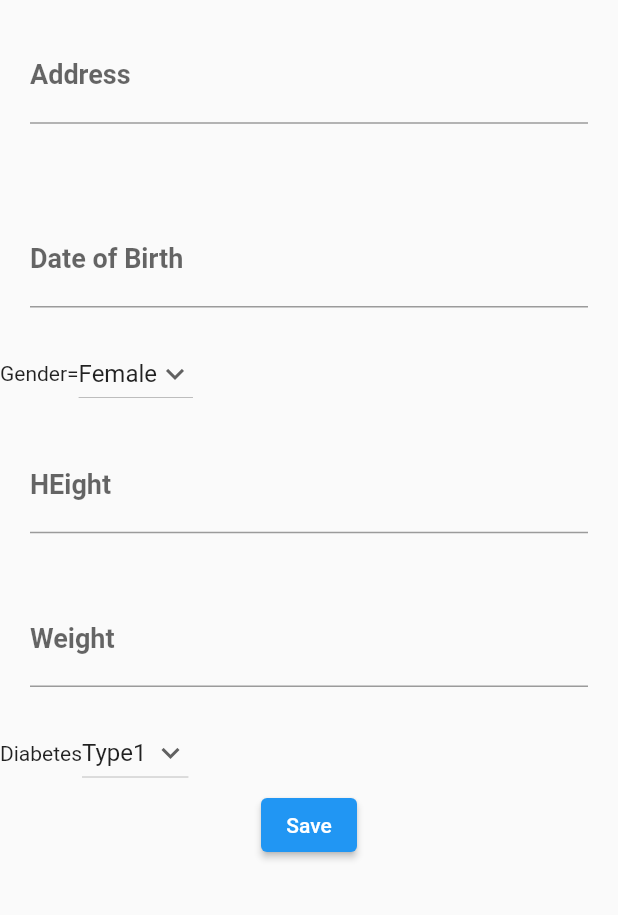
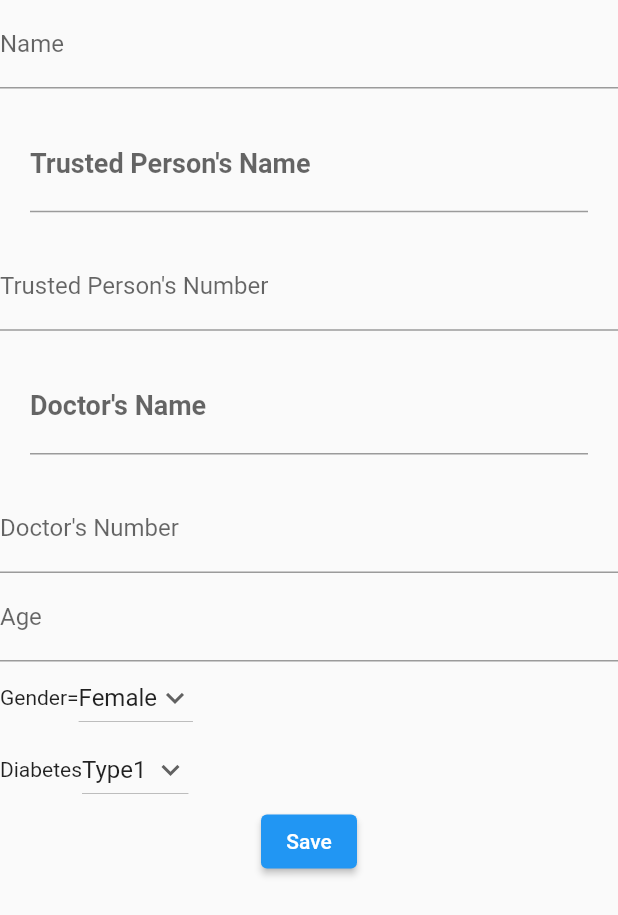
Before and after one commit to RiteshBista/sathi-app, a Flutter app: the AddDetails screen opened directly, on a phone screen of 412 x 824 dp. Shown: the top 915 px of the screen. Run offline on Flutter 3.47's test engine with Material 2 defaults, Android fonts, the light colour scheme and no system bars; our stand-ins replace cloud_firestore, email_validator, firebase_auth, firebase_core; missing offline and left inert: dart:ffi; accounts and stored records are empty.

Commit message:
Updated db input

```diff
--- a/lib/screen/adddetails.dart
+++ b/lib/screen/adddetails.dart
@@ -1,4 +1,10 @@
+import 'dart:ffi';
+
 import 'package:flutter/material.dart';
+import 'package:firebase_auth/firebase_auth.dart';
+import 'package:cloud_firestore/cloud_firestore.dart';
+import 'package:flutter/services.dart';
+import 'package:sathi_app/main.dart';
 
 class AddDetails extends StatefulWidget {
   const AddDetails({Key? key}) : super(key: key);
@@ -6,9 +12,16 @@ class AddDetails extends StatefulWidget {
   @override
   State<AddDetails> createState() => _AddDetailsState();
 }
+
 class _AddDetailsState extends State<AddDetails> {
+  String name = "Suban";
   String dropdownvalue = 'Female';
   String dropdownvalue1 = 'Type1';
+  String trustedPerson = "";
+  String doctorName = "";
+  int trusedNumber = 0;
+  int doctorNumber = 0;
+  int age = 0;
   var diabetisType = ['Type1', 'Type 2'];
   var gender = ['Male', 'Female'];
   @override
@@ -16,15 +29,44 @@ class _AddDetailsState extends State<AddDetails> {
     return Scaffold(
         body: Column(
       children: [
-        myPadding('Address'),
-        SizedBox(height: 20),
-        myPadding('Date of Birth'),
+        TextField(
+          decoration: const InputDecoration(labelText: "Name"),
+          onChanged: (value) => setState(() {
+            name = value;
+          }),
+        ),
+        myPadding("Trusted Person's Name"),
+        TextField(
+          decoration: const InputDecoration(labelText: "Trusted Person's Number"),
+          keyboardType: TextInputType.number,
+          inputFormatters: <TextInputFormatter>[FilteringTextInputFormatter.digitsOnly],
+          onChanged: (value) => setState(() {
+            trusedNumber = int.parse(value);
+          }),
+        ),
+        myPadding("Doctor's Name"),
+        TextField(
+          decoration: const InputDecoration(labelText: "Doctor's Number"),
+          keyboardType: TextInputType.number,
+          inputFormatters: <TextInputFormatter>[FilteringTextInputFormatter.digitsOnly],
+          onChanged: (value) {setState(() {
+            doctorNumber = int.parse(value);
+          });},
+        ),
+        TextField(
+          decoration: const InputDecoration(labelText: "Age"),
+          keyboardType: TextInputType.number,
+          inputFormatters: <TextInputFormatter>[FilteringTextInputFormatter.digitsOnly],
+          onChanged: (value) {setState(() {
+            age = int.parse(value);
+          });},
+        ),
         Row(
           children: [
-            Text('Gender='),
+            const Text('Gender='),
             DropdownButton(
               value: dropdownvalue,
-              icon: Icon(Icons.keyboard_arrow_down),
+              icon: const Icon(Icons.keyboard_arrow_down),
               items: gender.map((String items) {
                 return DropdownMenuItem(value: items, child: Text(items));
               }).toList(),
@@ -36,14 +78,12 @@ class _AddDetailsState extends State<AddDetails> {
             ),
           ],
         ),
-        myPadding('HEight'),
-        myPadding('Weight'),
         Row(
           children: [
-            Text('Diabetes'),
+            const Text('Diabetes'),
             DropdownButton(
               value: dropdownvalue1,
-              icon: Icon(Icons.keyboard_arrow_down),
+              icon: const Icon(Icons.keyboard_arrow_down),
               items: diabetisType.map((String items) {
                 return DropdownMenuItem(value: items, child: Text(items));
               }).toList(),
@@ -55,9 +95,32 @@ class _AddDetailsState extends State<AddDetails> {
             ),
           ],
         ),
-        ElevatedButton(onPressed: () {}, child: Text('Save')),
+        ElevatedButton(
+            onPressed: () {
+              createUserDocument();
+            },
+            child: const Text('Save')),
       ],
     ));
+  }
+
+  Future createUserDocument() async {
+    final user = FirebaseAuth.instance.currentUser;
+    CollectionReference users = FirebaseFirestore.instance.collection('users');
+    users.doc(user?.uid).set({
+      'name': name,
+      'gender': dropdownvalue,
+      'trustedNumber': trusedNumber,
+      'trustedPerson': trustedPerson,
+      'doctorName': doctorName,
+      'doctorNumber': doctorNumber,
+      'age': age,
+      'type': dropdownvalue1 == "Type1" ? true : false,
+      'email': user?.email,
+    }).then((value) {
+      print("user added");
+      navigatorkey.currentState!.popUntil((route) => route.isFirst);
+    }).catchError((error) => print(error));
   }
 }
 
@@ -68,7 +131,7 @@ Padding myPadding(String text) {
       decoration: InputDecoration(
         labelText: text,
       ),
-      style: TextStyle(
+      style: const TextStyle(
         fontWeight: FontWeight.bold,
         fontSize: 18.0,
       ),
```
Also changed, not shown: lib/screen/homepage.dart (+1 -6 lines), lib/signup.dart (+8 -3 lines).
